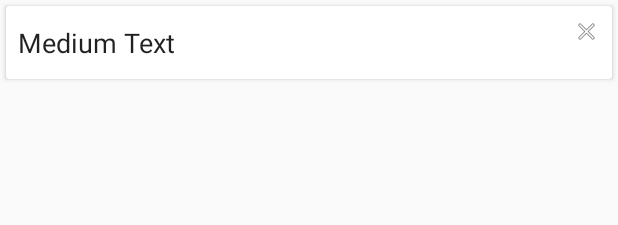
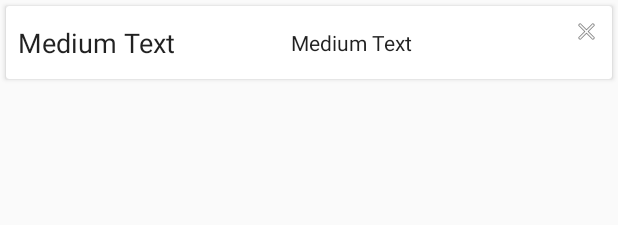
Before and after one commit to timscriptov/Disassembler, an Android app: the layout list_item.xml on its own in the app's theme, with its tools: preview values and no code run, on a phone screen of 412 x 824 dp. Shown: the top 225 px of the screen. Run offline under Robolectric (Android 15) with nearby library versions, the phone set to English and light mode, and no system bars.

Commit message:
Show file name

```diff
--- a/app/src/main/java/com/mcal/disassembler/ListAdapter.java
+++ b/app/src/main/java/com/mcal/disassembler/ListAdapter.java
@@ -31,6 +31,7 @@ public class ListAdapter extends RecyclerView.Adapter<ListAdapter.ViewHolder> {
         final String text = paths.get(position);
 
         holder.itemText.setText(text);
+		holder.itemName.setText(text.replaceAll(".*/(\\w+?\\.so)", "$1"));
         holder.item.setOnClickListener(new View.OnClickListener() {
 				@Override
 				public void onClick(View p1) {
@@ -57,13 +58,14 @@ public class ListAdapter extends RecyclerView.Adapter<ListAdapter.ViewHolder> {
 
     static class ViewHolder extends RecyclerView.ViewHolder {
         LinearLayout item;
-        AppCompatTextView itemText;
+        AppCompatTextView itemText, itemName;
         AppCompatImageView remove;
 
         ViewHolder(View view) {
             super(view);
             item = view.findViewById(R.id.list_item);
-            itemText = view.findViewById(R.id.item_text);
+            itemText = view.findViewById(R.id.item_path);
+			itemName = view.findViewById(R.id.item_name);
             remove = view.findViewById(R.id.item_remove);
         }
     }
--- a/app/src/main/res/layout/list_item.xml
+++ b/app/src/main/res/layout/list_item.xml
@@ -22,8 +22,9 @@
             android:gravity="center_vertical"
             android:padding="8dip">
 
+
 			<android.support.v7.widget.AppCompatTextView
-                android:id="@+id/item_text"
+				android:id="@+id/item_name"
 				android:layout_width="0dp"
 				android:layout_height="wrap_content"
 				android:layout_marginTop="4dip"
@@ -31,6 +32,17 @@
 				android:layout_weight="1.0"
 				android:text="Medium Text"
 				android:textAppearance="?android:attr/textAppearanceMedium"
+				android:textColor="?attr/actionMenuTextColor" />
+
+			<android.support.v7.widget.AppCompatTextView
+				android:id="@+id/item_path"
+				android:layout_width="0dp"
+				android:layout_height="wrap_content"
+				android:layout_marginTop="4dip"
+				android:layout_marginBottom="4dip"
+				android:layout_weight="1.0"
+				android:text="Medium Text"
+				android:textAppearance="?android:attr/textAppearanceSmall"
 				android:textColor="?attr/actionMenuTextColor" />
 
             <android.support.v7.widget.AppCompatImageView
```
Lines whose indentation alone changed are shown as unchanged.
